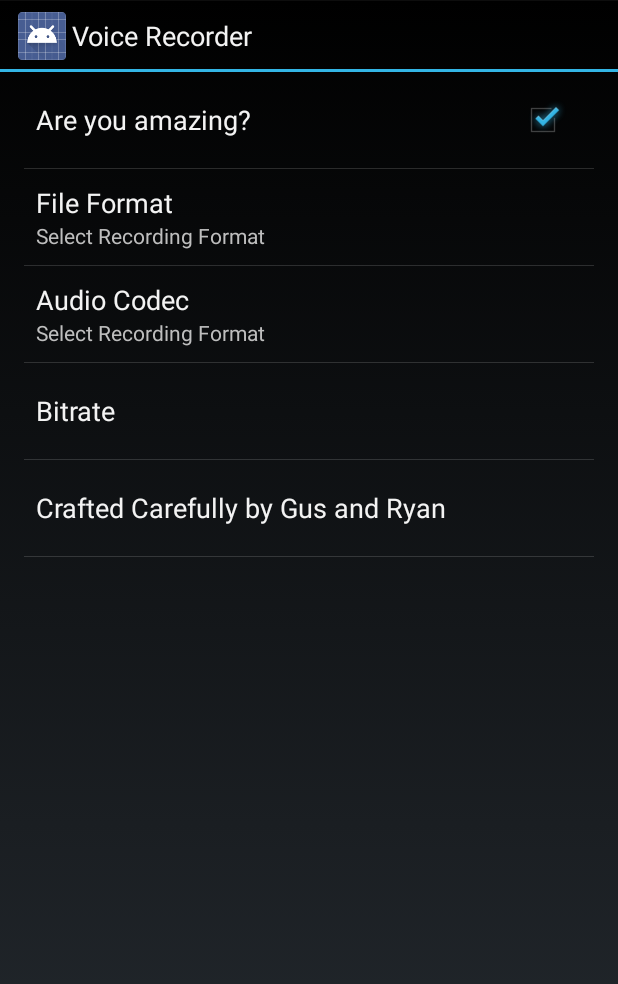
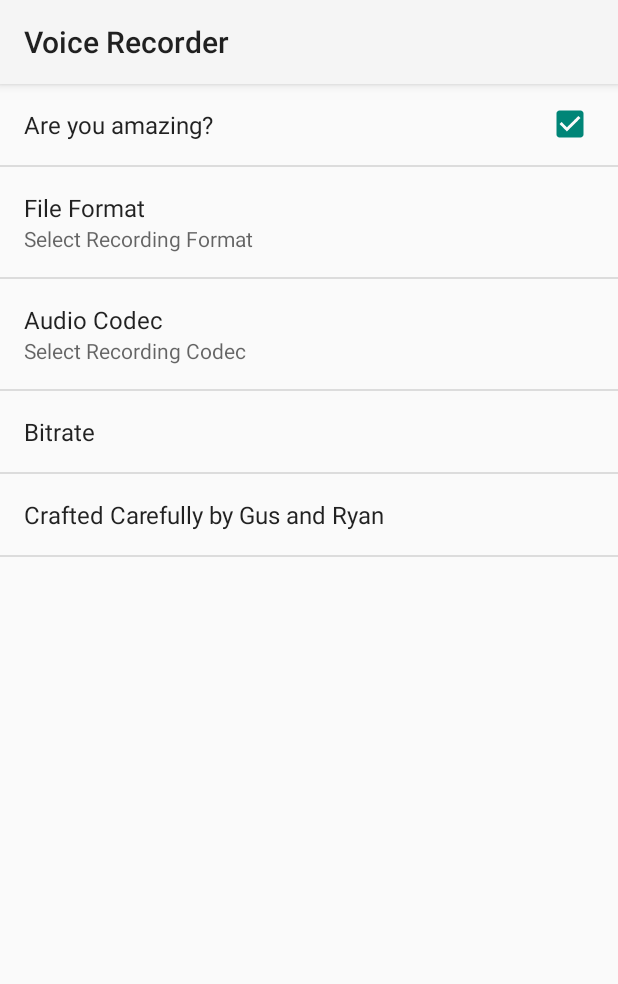
Before and after one commit to ryanthomas1998/voiceRecorder, an Android app: the SettingsActivity screen opened directly, with no data from a screen before it, on a phone screen of 412 x 824 dp. Shown: the top 984 px of the screen. Run offline under Robolectric (Android 15) with nearby library versions, the phone set to English and light mode, and no system bars.

Commit message:
Many things. Mainly changing stuff in the settings actually changes stuff

```diff
--- a/app/src/main/AndroidManifest.xml
+++ b/app/src/main/AndroidManifest.xml
@@ -20,7 +20,7 @@
         </activity>
         <activity android:name=".RecordActivity" android:theme="@style/AppThemeNoAction"  android:screenOrientation="portrait" >
             </activity>
-        <activity android:name=".SettingsActivity" android:screenOrientation="portrait" android:theme="@android:style/Theme.Holo" >
+        <activity android:name=".SettingsActivity" android:screenOrientation="portrait" android:theme="@android:style/Theme.Material.Settings">
         </activity>
     </application>
 
--- a/app/src/main/java/com/example/gus/voicerecorder/SettingsActivity.java
+++ b/app/src/main/java/com/example/gus/voicerecorder/SettingsActivity.java
@@ -6,6 +6,11 @@ import android.preference.PreferenceActivity;
 import com.example.gus.voicerecorder.R;
 
 public class SettingsActivity extends PreferenceActivity {
+
+
+    public static final String KEY_FILE_FORMAT = "file_format";
+    public static final String KEY_CODEC = "codec";
+
     @Override
     public void onCreate(Bundle savedInstanceState) {
         super.onCreate(savedInstanceState);
--- a/app/src/main/res/layout/activity_record.xml
+++ b/app/src/main/res/layout/activity_record.xml
@@ -70,7 +70,7 @@
                 android:layout_height="3dp"
                 android:orientation="vertical"
                 android:id="@+id/divider"
-                android:background="#000000"
+                android:background="#979797"
                 android:layout_marginTop="115dp"
                 android:layout_below="@+id/chrono"
                 />
--- a/app/src/main/res/values/strings.xml
+++ b/app/src/main/res/values/strings.xml
@@ -15,10 +15,36 @@
     <string-array
         name="filevalues">
         <item
-            >MP3</item>
+            >0</item>
         <item
-            >MP4</item>
+            >2</item>
+        <item
+            >6</item>
+    </string-array>
+    <string-array
+        name="codectypes">
+        <item
+            >AMR_NB</item>
+        <item
+            >AMR_WB</item>
         <item
             >AAC</item>
+        <item
+            >HE_AAC</item>
+        <item
+            >VORBIS</item>
+    </string-array>
+    <string-array
+        name="codecs">
+        <item
+            >1</item>
+        <item
+            >2</item>
+        <item
+            >3</item>
+        <item
+            >4</item>
+        <item
+            >6</item>
     </string-array>
 </resources>
--- a/app/src/main/res/xml/preferences.xml
+++ b/app/src/main/res/xml/preferences.xml
@@ -19,10 +19,10 @@
         android:dependency="pref_sync"
         android:title="Audio Codec"
         android:dialogTitle="Select Codec"
-        android:entries="@array/filetypes"
-        android:entryValues="@array/filevalues"
-        android:defaultValue="MP3"
-        android:summary="Select Recording Format"
+        android:entries="@array/codectypes"
+        android:entryValues="@array/codecs"
+        android:defaultValue="AAC"
+        android:summary="Select Recording Codec"
         />
     <EditTextPreference
         android:key="bitrate"
@@ -30,5 +30,6 @@
         android:title="Bitrate"
         android:defaultValue="75000"
         />
+
     <Preference android:title="Crafted Carefully by Gus and Ryan" />
 </PreferenceScreen>
--- a/build.gradle
+++ b/build.gradle
@@ -5,7 +5,7 @@ buildscript {
         jcenter()
     }
     dependencies {
-        classpath 'com.android.tools.build:gradle:1.3.0'
+        classpath 'com.android.tools.build:gradle:2.2.0-alpha1'
 
         // NOTE: Do not place your application dependencies here; they belong
         // in the individual module build.gradle files
```
Also changed, not shown: app/src/main/java/com/example/gus/voicerecorder/RecordActivity.java (+8 -2 lines), app/src/main/java/com/example/gus/voicerecorder/fileListAdapter.java (+7 -4 lines), gradle/wrapper/gradle-wrapper.properties, 1 other file.
